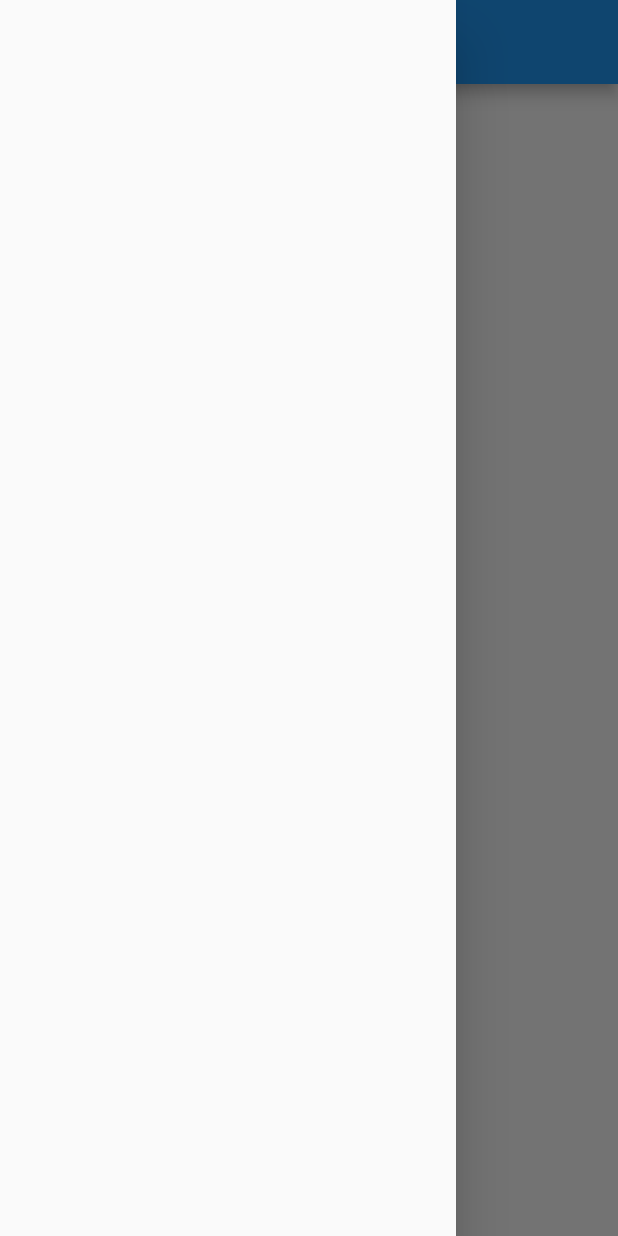
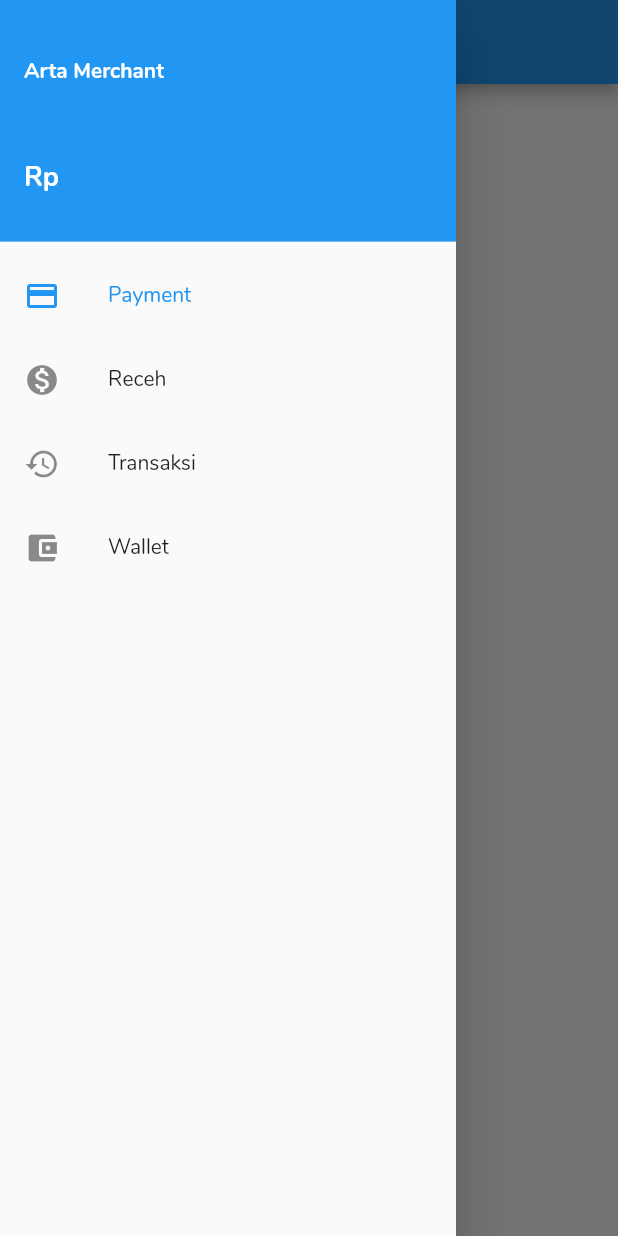
Before and after one commit to Renziera/Arta, a Flutter app: the MerchantScreen screen opened directly, with the side drawer open, on a phone screen of 412 x 824 dp. Run offline on Flutter 3.47's test engine with Material 2 defaults, Android fonts, the light colour scheme and no system bars; our stand-ins replace cloud_firestore, firebase_auth, fluttertoast; accounts and stored records are empty; network calls fail.

Commit message:
Merchant Screen

```diff
--- a/arta/lib/main.dart
+++ b/arta/lib/main.dart
@@ -10,6 +10,7 @@ class Arta extends StatelessWidget {
       title: 'Arta',
       theme: ThemeData(
         primarySwatch: Colors.blue,
+        fontFamily: 'Nunito',
       ),
       home: SplashScreen(),
     );
--- a/arta/lib/merchant.dart
+++ b/arta/lib/merchant.dart
@@ -1,3 +1,10 @@
+import 'package:Arta/page_merchant_payment.dart';
+import 'package:Arta/page_merchant_receh.dart';
+import 'package:Arta/page_merchant_transaksi.dart';
+import 'package:Arta/page_merchant_wallet.dart';
+import 'package:Arta/util.dart';
+import 'package:cloud_firestore/cloud_firestore.dart';
+import 'package:firebase_auth/firebase_auth.dart';
 import 'package:flutter/material.dart';
 
 class MerchantScreen extends StatefulWidget {
@@ -6,16 +13,135 @@ class MerchantScreen extends StatefulWidget {
 }
 
 class _MerchantScreenState extends State<MerchantScreen> {
+  String nama;
+  String saldo;
   int _currentIndex = 0;
+  List<Widget> pages;
+
+  @override
+  void initState() {
+    super.initState();
+    fetchData();
+    pages = [
+      MerchantPayment(),
+      MerchantReceh(),
+      MerchantTransaksi(),
+      MerchantWallet(),
+    ];
+  }
+
+  void fetchData() async {
+    FirebaseUser user = await FirebaseAuth.instance.currentUser();
+    Firestore.instance
+        .collection('pengguna')
+        .document(user.uid)
+        .snapshots()
+        .listen((ds) {
+      setState(() {
+        nama = ds.data['nama'];
+        saldo = ds.data['saldo'].toString();
+        saldo = formatUang(saldo);
+      });
+    });
+  }
 
   @override
   Widget build(BuildContext context) {
     return Scaffold(
       appBar: AppBar(
-        title: Text('Arta Merchant'),
+        title: Text(
+          nama ?? '',
+          style: TextStyle(fontWeight: FontWeight.bold),
+        ),
+        centerTitle: true,
       ),
+      body: pages[_currentIndex],
       drawer: Drawer(
-
+        child: ListView(
+          padding: EdgeInsets.zero,
+          children: <Widget>[
+            DrawerHeader(
+              child: Column(
+                mainAxisAlignment: MainAxisAlignment.center,
+                crossAxisAlignment: CrossAxisAlignment.start,
+                children: <Widget>[
+                  Text(
+                    'Arta Merchant',
+                    style: TextStyle(
+                      color: Colors.white,
+                      fontSize: 14,
+                      fontWeight: FontWeight.bold,
+                    ),
+                  ),
+                  Text(
+                    nama ?? '',
+                    style: TextStyle(
+                      color: Colors.white,
+                      fontSize: 24,
+                      fontWeight: FontWeight.bold,
+                    ),
+                  ),
+                  SizedBox(height: 16),
+                  Text(
+                    'Rp${saldo ?? ''}',
+                    style: TextStyle(
+                      color: Colors.white,
+                      fontSize: 18,
+                      fontWeight: FontWeight.bold,
+                    ),
+                  ),
+                ],
+              ),
+              decoration: BoxDecoration(
+                color: Colors.blue,
+              ),
+            ),
+            ListTile(
+              title: Text('Payment'),
+              leading: Icon(Icons.payment),
+              selected: _currentIndex == 0,
+              onTap: () {
+                setState(() {
+                  _currentIndex = 0;
+                });
+                Navigator.of(context).pop();
+              },
+            ),
+            ListTile(
+              title: Text('Receh'),
+              leading: Icon(Icons.monetization_on),
+              selected: _currentIndex == 1,
+              onTap: () {
+                setState(() {
+                  _currentIndex = 1;
+                });
+                Navigator.of(context).pop();
+              },
+            ),
+            ListTile(
+              title: Text('Transaksi'),
+              leading: Icon(Icons.history),
+              selected: _currentIndex == 2,
+              onTap: () {
+                setState(() {
+                  _currentIndex = 2;
+                });
+                Navigator.of(context).pop();
+              },
+            ),
+            ListTile(
+              title: Text('Wallet'),
+              leading: Icon(Icons.account_balance_wallet),
+              selected: _currentIndex == 3,
+              onTap: () {
+                setState(() {
+                  _currentIndex = 3;
+                });
+                Navigator.of(context).pop();
+              },
+            ),
+          ],
+        ),
       ),
     );
   }
--- /dev/null
+++ b/arta/lib/page_merchant_payment.dart
@@ -0,0 +1,17 @@
+import 'package:flutter/material.dart';
+
+class MerchantPayment extends StatefulWidget {
+  @override
+  _MerchantPaymentState createState() => _MerchantPaymentState();
+}
+
+class _MerchantPaymentState extends State<MerchantPayment> {
+  @override
+  Widget build(BuildContext context) {
+    return Column(
+      children: <Widget>[
+        Text('Pembayaran'),
+      ],
+    );
+  }
+}
--- /dev/null
+++ b/arta/lib/util.dart
@@ -0,0 +1,8 @@
+String formatUang(String s){
+  String result = s[0];
+  for (int i = 1; i < s.length; i++) {
+    if((s.length - i) % 3 == 0) result += '.';
+    result += s[i];
+  }
+  return result;
+}
```
Also changed, not shown: arta/lib/page_merchant_home.dart (deleted, +0 -15 lines), arta/lib/page_merchant_receh.dart (added, +17 -0 lines), arta/lib/page_merchant_transaksi.dart (added, +17 -0 lines), arta/lib/page_merchant_wallet.dart (added, +17 -0 lines), arta/lib/splash.dart (+19 -1 lines), arta/pubspec.yaml (+10 -0 lines).
